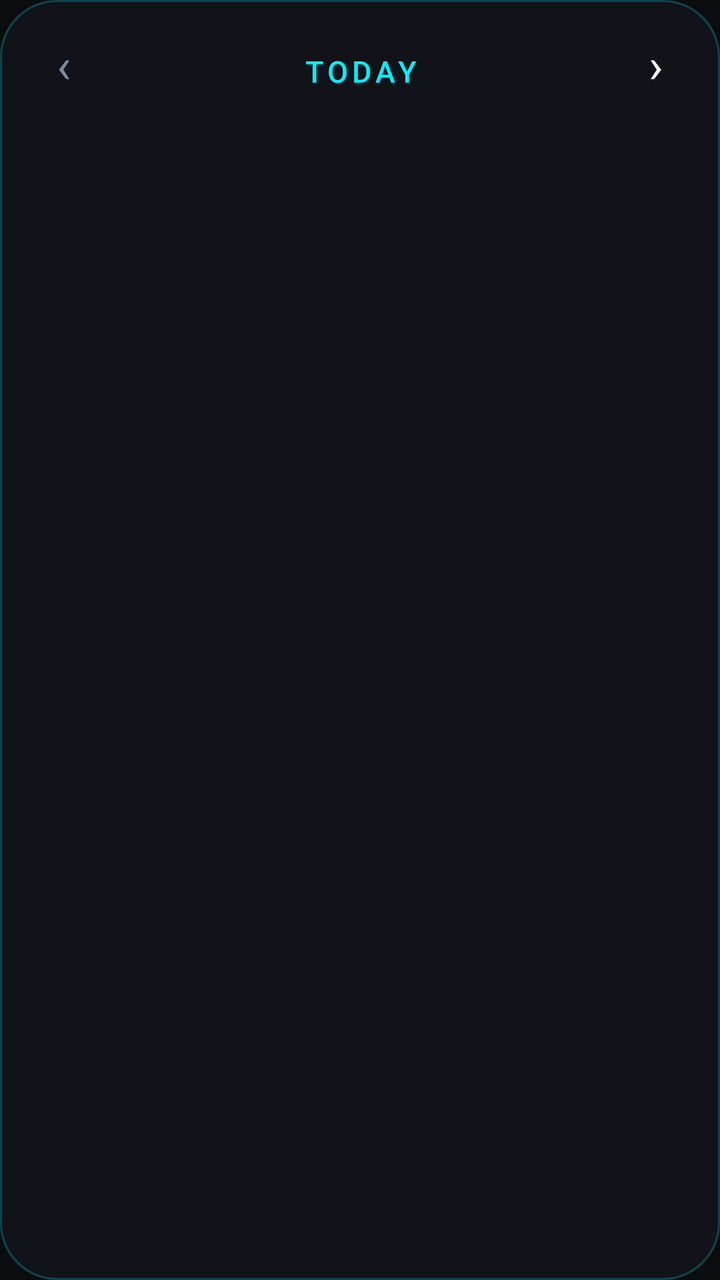
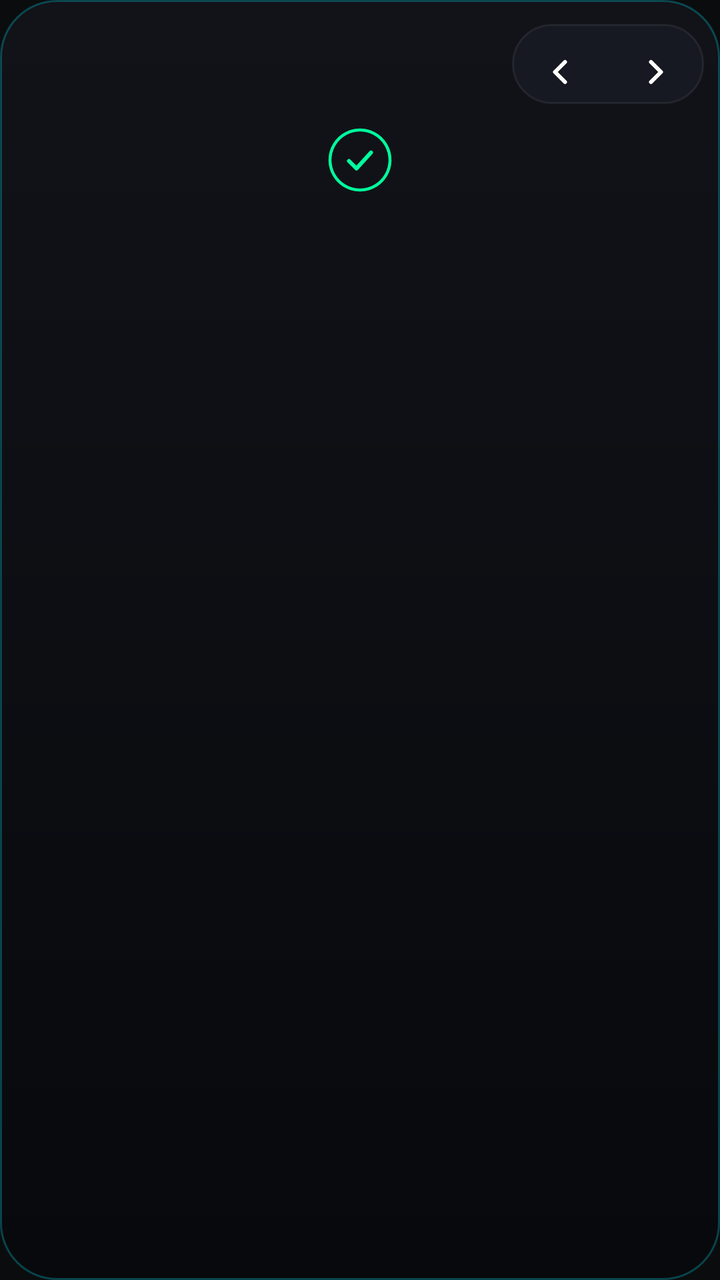

Two renders of the same Android screen: before a commit and after it. Below are the layout's source before the change and the commit's diff.
<!-- AndroidManifest.xml: application theme Theme.HuntCompanion -->
<!-- res/layout/widget_day_neon.xml -->
<?xml version="1.0" encoding="utf-8"?>
<LinearLayout xmlns:android="http://schemas.android.com/apk/res/android"
    android:id="@+id/widget_root"
    android:layout_width="match_parent"
    android:layout_height="match_parent"
    android:background="@drawable/widget_bg_neon"
    android:orientation="vertical"
    android:padding="8dp">

    <LinearLayout
        android:layout_width="match_parent"
        android:layout_height="48dp"
        android:orientation="horizontal">

        <TextView
            android:id="@+id/widget_prev"
            android:layout_width="48dp"
            android:layout_height="48dp"
            android:minWidth="48dp"
            android:minHeight="48dp"
            android:background="@drawable/widget_header_neon"
            android:contentDescription="@string/day_widget_prev"
            android:fontFamily="sans-serif"
            android:gravity="center"
            android:text="@string/day_widget_prev_glyph"
            android:textColor="@color/widget_neon_dim"
            android:textSize="24sp" />

        <TextView
            android:id="@+id/widget_header"
            android:layout_width="0dp"
            android:layout_height="48dp"
            android:layout_marginStart="8dp"
            android:layout_marginEnd="8dp"
            android:layout_weight="1"
            android:minWidth="48dp"
            android:minHeight="48dp"
            android:background="@drawable/widget_header_neon"
            android:contentDescription="@string/day_widget_open_hunt"
            android:fontFamily="sans-serif-medium"
            android:gravity="center"
            android:letterSpacing="0.14"
            android:maxLines="1"
            android:text="@string/day_widget_today"
            android:textAllCaps="true"
            android:textColor="@color/widget_neon_accent"
            android:textSize="15sp" />

        <TextView
            android:id="@+id/widget_next"
            android:layout_width="48dp"
            android:layout_height="48dp"
            android:minWidth="48dp"
            android:minHeight="48dp"
            android:background="@drawable/widget_header_neon"
            android:contentDescription="@string/day_widget_next"
            android:fontFamily="sans-serif"
            android:gravity="center"
            android:text="@string/day_widget_next_glyph"
            android:textColor="@color/widget_neon_text"
            android:textSize="24sp" />
    </LinearLayout>

    <FrameLayout
        android:layout_width="match_parent"
        android:layout_height="0dp"
        android:layout_marginTop="8dp"
        android:layout_weight="1">

        <ListView
            android:id="@+id/widget_list"
            android:layout_width="match_parent"
            android:layout_height="match_parent"
            android:divider="@android:color/transparent"
            android:dividerHeight="8dp"
            android:listSelector="@android:color/transparent"
            android:scrollbars="none" />

        <TextView
            android:id="@+id/widget_empty"
            android:layout_width="match_parent"
            android:layout_height="match_parent"
            android:fontFamily="sans-serif"
            android:gravity="center"
            android:paddingStart="8dp"
            android:paddingEnd="8dp"
            android:textColor="@color/widget_neon_muted"
            android:textSize="14sp" />
    </FrameLayout>
</LinearLayout>
<!-- resources referenced by this layout -->
<resources>
  <color name="widget_neon_accent">#FF00F0FF</color>
  <color name="widget_neon_dim">#FF7C8AA0</color>
  <color name="widget_neon_muted">#FF94A3B8</color>
  <color name="widget_neon_text">#FFF8FAFC</color>
  <!-- drawable widget_bg_neon (drawable) -->
  <?xml version="1.0" encoding="utf-8"?>
  <shape xmlns:android="http://schemas.android.com/apk/res/android" android:shape="rectangle">
      <solid android:color="@color/widget_neon_ground" />
      <stroke android:width="1dp" android:color="@color/widget_neon_outline" />
      <corners android:radius="@dimen/widget_radius" />
  </shape>
  <string name="day_widget_next">Next day</string>
  <string name="day_widget_next_glyph" translatable="false">›</string>
  <string name="day_widget_open_hunt">Open Hunt</string>
  <string name="day_widget_prev">Previous day</string>
  <string name="day_widget_prev_glyph" translatable="false">‹</string>
  <string name="day_widget_today">Today</string>
  <style name="Theme.HuntCompanion" parent="android:Theme.DeviceDefault.NoActionBar">
          <item name="android:statusBarColor">#0B0C0E</item>
          <item name="android:navigationBarColor">#0E1015</item>
          <item name="android:windowBackground">#0B0C0E</item>
      </style>
  <color name="widget_neon_ground">#FF111319</color>
  <color name="widget_neon_outline">#4000F0FF</color>
  <dimen name="widget_radius">16dp</dimen>
  <color name="widget_neon_ripple">#3300F0FF</color>
  <color name="widget_neon_pressed">#FF1C202B</color>
  <dimen name="widget_inner_radius">8dp</dimen>
  <!-- unchanged entries left out for length: 1 -->
</resources>

<!-- the commit's change to res/layout/widget_day_neon.xml (unified diff, before → after) -->
@@ -10,23 +10,10 @@
     <LinearLayout
         android:layout_width="match_parent"
         android:layout_height="48dp"
+        android:gravity="center_vertical"
         android:orientation="horizontal">
 
-        <TextView
-            android:id="@+id/widget_prev"
-            android:layout_width="48dp"
-            android:layout_height="48dp"
-            android:minWidth="48dp"
-            android:minHeight="48dp"
-            android:background="@drawable/widget_header_neon"
-            android:contentDescription="@string/day_widget_prev"
-            android:fontFamily="sans-serif"
-            android:gravity="center"
-            android:text="@string/day_widget_prev_glyph"
-            android:textColor="@color/widget_neon_dim"
-            android:textSize="24sp" />
-
-        <TextView
+        <ImageView
             android:id="@+id/widget_header"
             android:layout_width="0dp"
             android:layout_height="48dp"
@@ -37,28 +24,38 @@
             android:minHeight="48dp"
             android:background="@drawable/widget_header_neon"
             android:contentDescription="@string/day_widget_open_hunt"
-            android:fontFamily="sans-serif-medium"
-            android:gravity="center"
-            android:letterSpacing="0.14"
-            android:maxLines="1"
-            android:text="@string/day_widget_today"
-            android:textAllCaps="true"
-            android:textColor="@color/widget_neon_accent"
-            android:textSize="15sp" />
+            android:paddingStart="6dp"
+            android:paddingEnd="6dp"
+            android:scaleType="fitStart" />
 
-        <TextView
-            android:id="@+id/widget_next"
-            android:layout_width="48dp"
+        <LinearLayout
+            android:layout_width="wrap_content"
             android:layout_height="48dp"
-            android:minWidth="48dp"
-            android:minHeight="48dp"
-            android:background="@drawable/widget_header_neon"
-            android:contentDescription="@string/day_widget_next"
-            android:fontFamily="sans-serif"
-            android:gravity="center"
-            android:text="@string/day_widget_next_glyph"
-            android:textColor="@color/widget_neon_text"
-            android:textSize="24sp" />
+            android:background="@drawable/widget_nav_neon"
+            android:orientation="horizontal">
+
+            <ImageView
+                android:id="@+id/widget_prev"
+                android:layout_width="48dp"
+                android:layout_height="48dp"
+                android:minWidth="48dp"
+                android:minHeight="48dp"
+                android:background="@drawable/widget_tick_neon"
+                android:contentDescription="@string/day_widget_prev"
+                android:scaleType="center"
+                android:src="@drawable/widget_chevron_left" />
+
+            <ImageView
+                android:id="@+id/widget_next"
+                android:layout_width="48dp"
+                android:layout_height="48dp"
+                android:minWidth="48dp"
+                android:minHeight="48dp"
+                android:background="@drawable/widget_tick_neon"
+                android:contentDescription="@string/day_widget_next"
+                android:scaleType="center"
+                android:src="@drawable/widget_chevron_right" />
+        </LinearLayout>
     </LinearLayout>
 
     <FrameLayout
@@ -80,10 +77,13 @@
             android:id="@+id/widget_empty"
             android:layout_width="match_parent"
             android:layout_height="match_parent"
+            android:drawableTop="@drawable/widget_done_big_neon"
+            android:drawablePadding="10dp"
             android:fontFamily="sans-serif"
             android:gravity="center"
-            android:paddingStart="8dp"
-            android:paddingEnd="8dp"
+            android:paddingStart="16dp"
+            android:paddingEnd="16dp"
+            android:paddingBottom="8dp"
             android:textColor="@color/widget_neon_muted"
             android:textSize="14sp" />
     </FrameLayout>
<!-- resource entries referenced after the edit -->
@@ -1,33 +1,102 @@
 <!-- resources referenced by this layout -->
 <resources>
-  <color name="widget_neon_accent">#FF00F0FF</color>
-  <color name="widget_neon_dim">#FF7C8AA0</color>
   <color name="widget_neon_muted">#FF94A3B8</color>
-  <color name="widget_neon_text">#FFF8FAFC</color>
   <!-- drawable widget_bg_neon (drawable) -->
   <?xml version="1.0" encoding="utf-8"?>
   <shape xmlns:android="http://schemas.android.com/apk/res/android" android:shape="rectangle">
-      <solid android:color="@color/widget_neon_ground" />
+      <gradient
+          android:angle="270"
+          android:endColor="@color/widget_neon_deep"
+          android:startColor="@color/widget_neon_ground"
+          android:type="linear" />
       <stroke android:width="1dp" android:color="@color/widget_neon_outline" />
       <corners android:radius="@dimen/widget_radius" />
   </shape>
+  <!-- drawable widget_chevron_left (drawable) -->
+  <?xml version="1.0" encoding="utf-8"?>
+  <vector xmlns:android="http://schemas.android.com/apk/res/android"
+      android:width="20dp"
+      android:height="20dp"
+      android:viewportWidth="20"
+      android:viewportHeight="20">
+      <path
+          android:pathData="M12.5,5l-5,5l5,5"
+          android:strokeWidth="2"
+          android:strokeColor="#FFFFFFFF"
+          android:strokeLineCap="round"
+          android:strokeLineJoin="round" />
+  </vector>
+  <!-- drawable widget_chevron_right (drawable) -->
+  <?xml version="1.0" encoding="utf-8"?>
+  <vector xmlns:android="http://schemas.android.com/apk/res/android"
+      android:width="20dp"
+      android:height="20dp"
+      android:viewportWidth="20"
+      android:viewportHeight="20">
+      <path
+          android:pathData="M7.5,5l5,5l-5,5"
+          android:strokeWidth="2"
+          android:strokeColor="#FFFFFFFF"
+          android:strokeLineCap="round"
+          android:strokeLineJoin="round" />
+  </vector>
+  <!-- drawable widget_done_big_neon (drawable) -->
+  <?xml version="1.0" encoding="utf-8"?>
+  <vector xmlns:android="http://schemas.android.com/apk/res/android"
+      android:width="32dp"
+      android:height="32dp"
+      android:viewportWidth="32"
+      android:viewportHeight="32">
+      <path
+          android:pathData="M16,1a15,15 0,1 0,0.001 0z"
+          android:strokeWidth="1.5"
+          android:strokeColor="@color/widget_neon_success" />
+      <path
+          android:pathData="M10.5,16.5l3.75,3.75l7.25,-8"
+          android:strokeWidth="2"
+          android:strokeColor="@color/widget_neon_success"
+          android:strokeLineCap="round"
+          android:strokeLineJoin="round" />
+  </vector>
+  <!-- drawable widget_nav_neon (drawable) -->
+  <?xml version="1.0" encoding="utf-8"?>
+  <inset xmlns:android="http://schemas.android.com/apk/res/android"
+      android:insetBottom="4dp"
+      android:insetTop="4dp">
+      <shape android:shape="rectangle">
+          <solid android:color="@color/widget_neon_row" />
+          <stroke android:width="1dp" android:color="@color/widget_neon_edge" />
+          <corners android:radius="20dp" />
+      </shape>
+  </inset>
+  <!-- drawable widget_tick_neon (drawable) -->
+  <?xml version="1.0" encoding="utf-8"?>
+  <ripple xmlns:android="http://schemas.android.com/apk/res/android"
+      android:color="@color/widget_neon_ripple">
+      <item android:id="@android:id/mask">
+          <shape android:shape="oval">
+              <solid android:color="#FFFFFFFF" />
+          </shape>
+      </item>
+  </ripple>
   <string name="day_widget_next">Next day</string>
-  <string name="day_widget_next_glyph" translatable="false">›</string>
   <string name="day_widget_open_hunt">Open Hunt</string>
   <string name="day_widget_prev">Previous day</string>
-  <string name="day_widget_prev_glyph" translatable="false">‹</string>
-  <string name="day_widget_today">Today</string>
   <style name="Theme.HuntCompanion" parent="android:Theme.DeviceDefault.NoActionBar">
           <item name="android:statusBarColor">#0B0C0E</item>
           <item name="android:navigationBarColor">#0E1015</item>
           <item name="android:windowBackground">#0B0C0E</item>
       </style>
+  <color name="widget_neon_deep">#FF08090C</color>
   <color name="widget_neon_ground">#FF111319</color>
   <color name="widget_neon_outline">#4000F0FF</color>
   <dimen name="widget_radius">16dp</dimen>
+  <color name="widget_neon_success">#FF00FF9D</color>
   <color name="widget_neon_ripple">#3300F0FF</color>
   <color name="widget_neon_pressed">#FF1C202B</color>
   <dimen name="widget_inner_radius">8dp</dimen>
+  <color name="widget_neon_row">#FF161922</color>
+  <color name="widget_neon_edge">#12FFFFFF</color>
   <!-- unchanged entries left out for length: 1 -->
 </resources>
 
